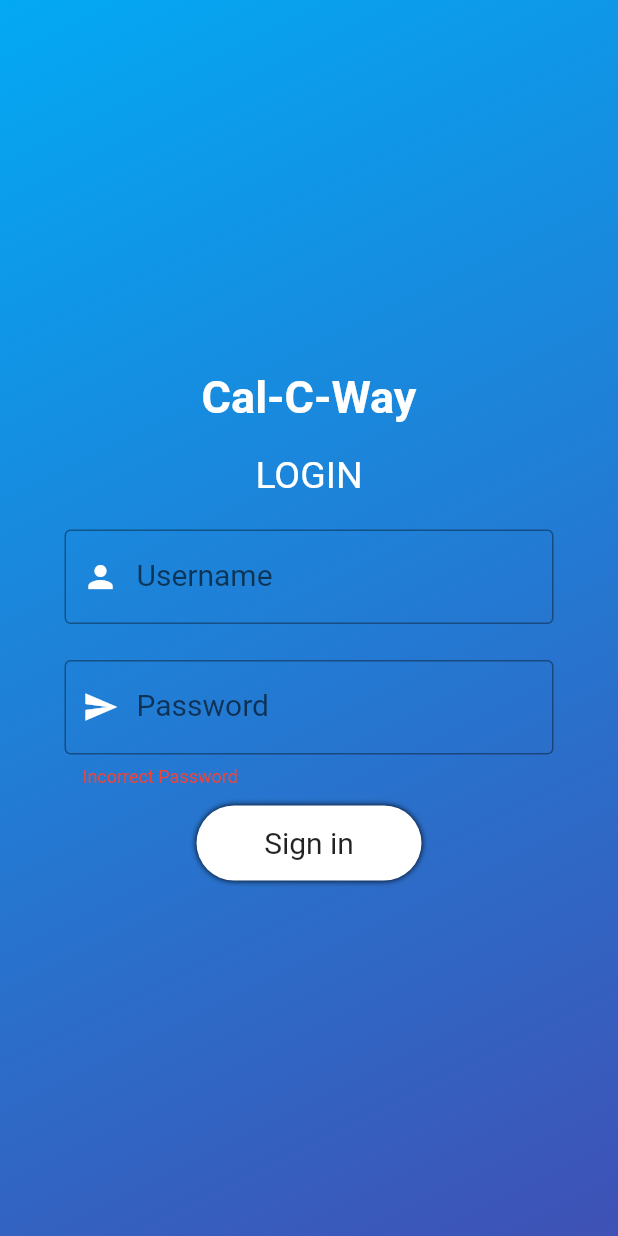
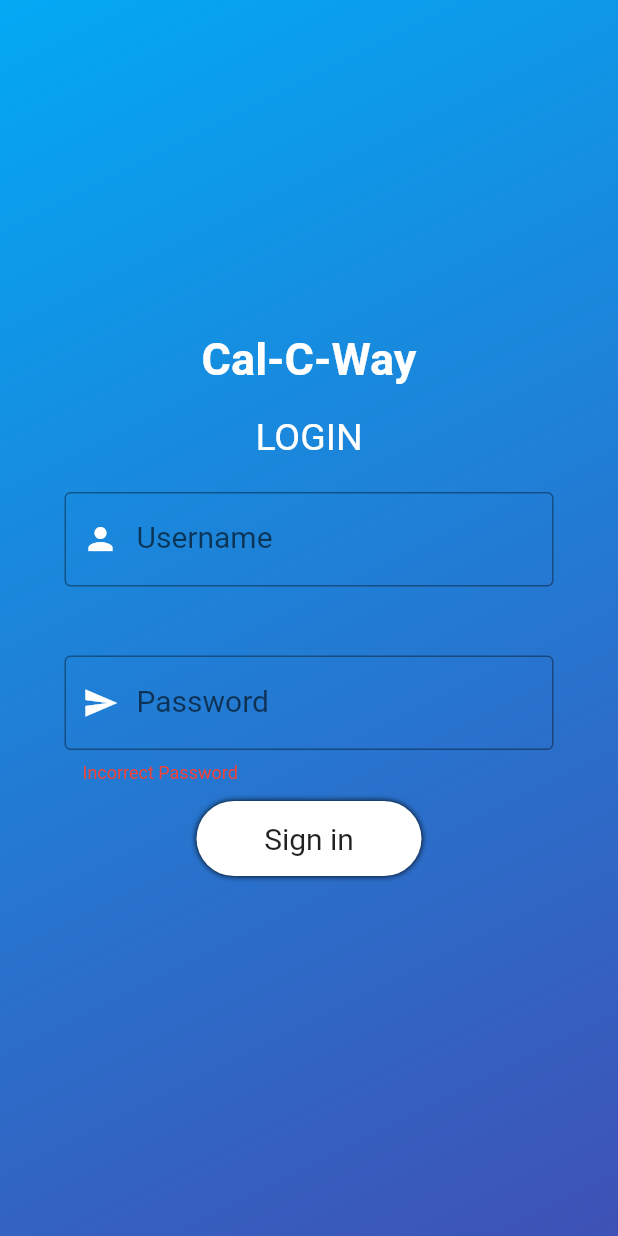
Before and after one commit to roshie/cal-c-way, a Flutter app: the screen it shows after launch, after a tap on "Sign in", on a phone screen of 412 x 824 dp. Run offline on Flutter 3.47's test engine with Material 2 defaults, Android fonts, the phone set to English and light mode, and no system bars; our stand-ins replace toast; network calls fail.

Commit message:
commit 4

```diff
--- a/lib/main.dart
+++ b/lib/main.dart
@@ -1,6 +1,7 @@
 
 import 'package:flutter/cupertino.dart';
 import 'package:flutter/material.dart';
+import 'drawer.dart';
 
 import 'normalcalc.dart';
 //import 'scientificcalc.dart';
@@ -18,25 +19,26 @@ class LoginView extends StatefulWidget {
 }
 
 class _LoginViewState extends State<LoginView> {
+  TextEditingController _username = TextEditingController();
   TextEditingController _password = TextEditingController();
-  String helpertext = "";
+  String passhelpertext = "";
+  String userhelpertext = "";
 
   _onSubmit() {
+
     if (_password.text == "helloworld") {
-        Navigator.push(
-          context,
-          MaterialPageRoute(builder: (context) => normalCalculator()),
-        );
+      passhelpertext = "";
+      setState(() {
 
-
+      });
+      Navigator.push(context, MaterialPageRoute(builder: (context) => HomeScreen()),);
     }
     else {
-      helpertext = "Incorrect Password";
+      passhelpertext = "Incorrect Password";
       setState(() {
 
       });
     }
-
   }
 
 
@@ -56,13 +58,8 @@ class _LoginViewState extends State<LoginView> {
                 padding: const EdgeInsets.only(top: 0),
                 child: Container(
 
-                  height: 350,
+                  height: 400,
                   width: 350,
-//                decoration: BoxDecoration(
-//                    color: Colors.white.withOpacity(0.5),
-//                  border: Border.all(color: Colors.grey, width: 1),
-//                  borderRadius: BorderRadius.all(Radius.circular(10.0))
-//                ),
                   child: Column(
                     children: <Widget>[
                       Padding(
@@ -81,6 +78,7 @@ class _LoginViewState extends State<LoginView> {
                             primaryColorDark: Colors.white,
                           ),
                           child: new TextField(
+                            controller: _username,
                             style: new TextStyle(
                               color: Colors.white,
                               fontSize: 20
@@ -91,7 +89,8 @@ class _LoginViewState extends State<LoginView> {
                                 hintText: 'Username or email',
                                 hintStyle: TextStyle(color: Colors.white),
                                 labelText: 'Username',
-
+                                helperText: userhelpertext.toString(),
+                                helperStyle: TextStyle(fontSize: 12, color: Colors.red),
                                 prefixIcon: const Icon(
                                   Icons.person,
                                   color: Colors.white,
@@ -120,7 +119,7 @@ class _LoginViewState extends State<LoginView> {
                                     borderSide: new BorderSide(color: Colors.white)),
                                 hintText: 'Password',
                                 hintStyle: TextStyle(color: Colors.white),
-                                helperText: helpertext.toString(),
+                                helperText: passhelpertext.toString(),
                                 helperStyle: TextStyle(fontSize: 12, color: Colors.red),
                                 labelText: 'Password',
                                 prefixIcon: const Icon(
--- a/pubspec.yaml
+++ b/pubspec.yaml
@@ -28,6 +28,8 @@ dependencies:
   # The following adds the Cupertino Icons font to your application.
   # Use with the CupertinoIcons class for iOS style icons.
   cupertino_icons: ^0.1.3
+  toast: ^0.1.5
+  webview_flutter: ^0.3.22+1
 
 dev_dependencies:
   flutter_test:
```
Also changed, not shown: lib/drawer.dart (added, +143 -0 lines), lib/normalcalc.dart (+20 -38 lines), lib/scientificcalc.dart (+16 -41 lines), pubspec.lock, 1 other file.
